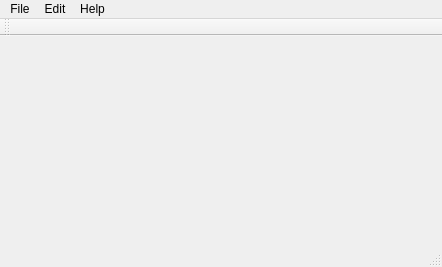
Before: the Qt Designer form mainwindow.ui in starchimpsgroup/3dvv, drawn with Qt 5.
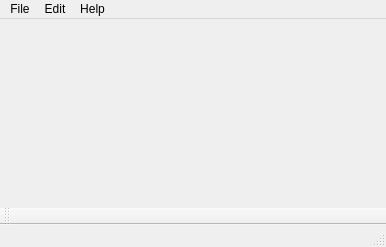
After: the same form once the commit is applied.

What changed in the file:
```diff
--- a/mainwindow.ui
+++ b/mainwindow.ui
@@ -6,8 +6,8 @@
    <rect>
     <x>0</x>
     <y>0</y>
-    <width>442</width>
-    <height>267</height>
+    <width>386</width>
+    <height>247</height>
    </rect>
   </property>
   <property name="baseSize">
@@ -19,33 +19,19 @@
   <property name="windowTitle">
    <string>Qt 3D Vector Viewer</string>
   </property>
-  <widget class="QWidget" name="centralWidget">
-   <layout class="QGridLayout" name="gridLayout">
-    <item row="0" column="0">
-     <layout class="QHBoxLayout" name="viewLayout">
-      <item>
-       <spacer name="verticalSpacer">
-        <property name="orientation">
-         <enum>Qt::Vertical</enum>
-        </property>
-        <property name="sizeHint" stdset="0">
-         <size>
-          <width>0</width>
-          <height>40</height>
-         </size>
-        </property>
-       </spacer>
-      </item>
-     </layout>
-    </item>
-   </layout>
-  </widget>
+  <property name="autoFillBackground">
+   <bool>true</bool>
+  </property>
+  <property name="dockOptions">
+   <set>QMainWindow::AllowTabbedDocks|QMainWindow::AnimatedDocks</set>
+  </property>
+  <widget class="QWidget" name="centralWidget"/>
   <widget class="QMenuBar" name="menuBar">
    <property name="geometry">
     <rect>
      <x>0</x>
      <y>0</y>
-     <width>442</width>
+     <width>386</width>
      <height>25</height>
     </rect>
    </property>
@@ -75,7 +61,7 @@
   </widget>
   <widget class="QToolBar" name="mainToolBar">
    <attribute name="toolBarArea">
-    <enum>TopToolBarArea</enum>
+    <enum>BottomToolBarArea</enum>
    </attribute>
    <attribute name="toolBarBreak">
     <bool>false</bool>
```
Left out of the diff: 3 changed lines with no effect on the pictures.
